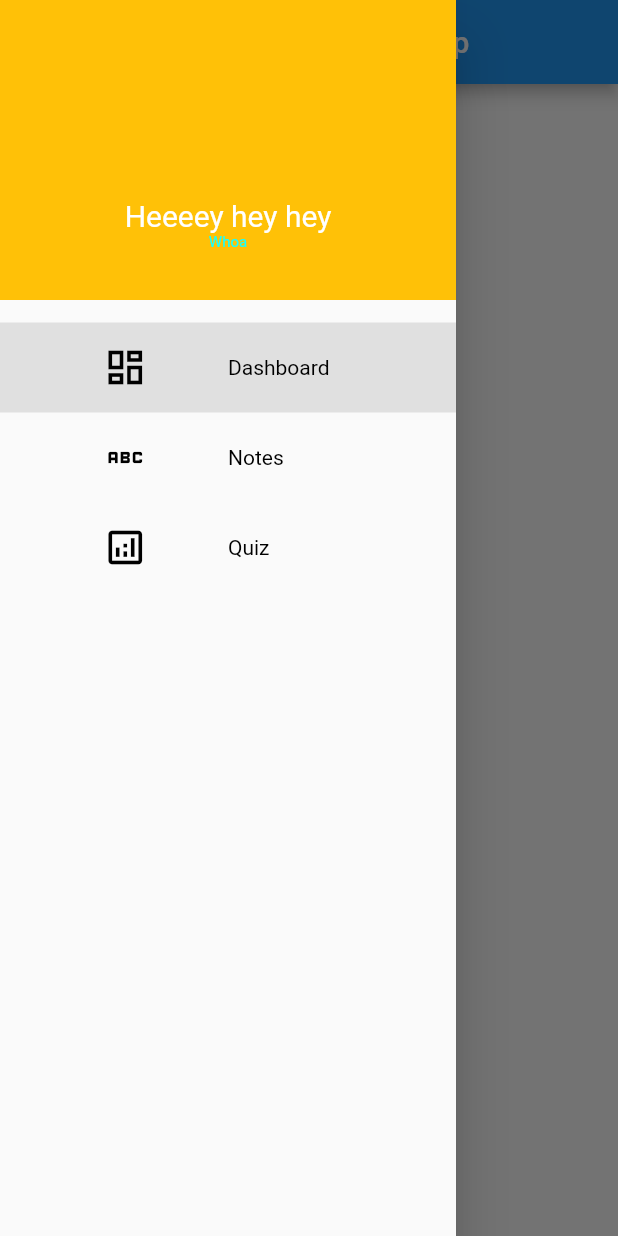
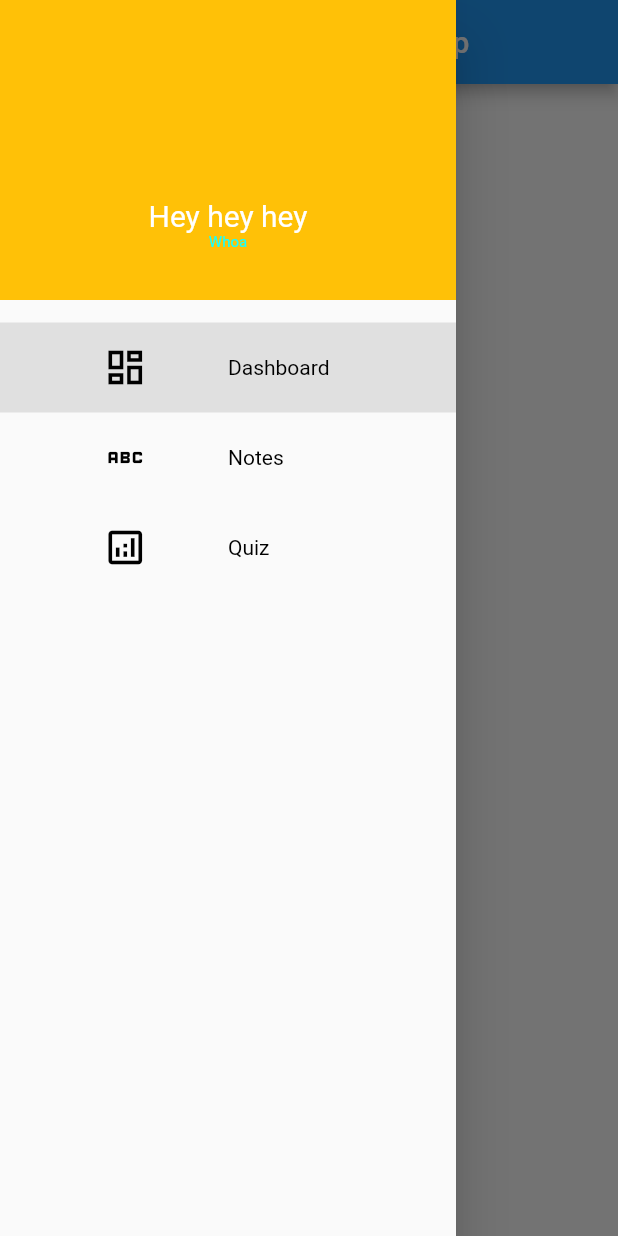
Before and after one commit to ValueTeddy/flutter_project1, a Flutter app: the screen it shows after launch, with the side drawer open, on a phone screen of 412 x 824 dp. Run offline on Flutter 3.47's test engine with Material 2 defaults, Android fonts, the phone set to English and light mode, and no system bars.

Commit message:
good commit

```diff
--- a/lib/HeaderDrawer.dart
+++ b/lib/HeaderDrawer.dart
@@ -1,30 +1,32 @@
 import 'package:flutter/material.dart';
 
 class HeaderDrawer extends StatefulWidget {
+  const HeaderDrawer({Key? key}) : super(key: key);
+
   @override
-  _HeaderDrawerState createState() => _HeaderDrawerState();
+  HeaderDrawerState createState() => HeaderDrawerState();
 }
 
-class _HeaderDrawerState extends State<HeaderDrawer> {
+class HeaderDrawerState extends State<HeaderDrawer> {
   @override
   Widget build(BuildContext context) {
     return Container(
       color: Colors.amber,
       width: double.infinity,
       height: 200,
-      padding: EdgeInsets.only(top: 20),
+      padding: const EdgeInsets.only(top: 20),
       child: Column(
         mainAxisAlignment: MainAxisAlignment.center,
         children: [
           Container(
-           margin: EdgeInsets.only(bottom: 10),
+           margin: const EdgeInsets.only(bottom: 10),
            height: 70,
-           decoration: BoxDecoration(
+           decoration: const BoxDecoration(
              shape: BoxShape.circle,
            ),
           ),
-        Text("Heeeey hey hey", style: TextStyle(color: Colors.white, fontSize: 20),),
-        Text("Whoa", style: TextStyle(color: Colors.cyanAccent, fontSize: 10),),
+        const Text("Hey hey hey", style: TextStyle(color: Colors.white, fontSize: 20),),
+        const Text("Whoa", style: TextStyle(color: Colors.cyanAccent, fontSize: 10),),
         ],
       ),
     );
--- a/lib/Quiz.dart
+++ b/lib/Quiz.dart
@@ -1,15 +1,15 @@
 import 'package:flutter/material.dart';
 import './result.dart';
 import './constants.dart';
-import './Quiz.dart';
-import './main.dart';
 
 class Quiz extends StatefulWidget {
+  const Quiz({Key? key}) : super(key: key);
+
   @override
-  _QuizState createState() => _QuizState();
+  QuizState createState() => QuizState();
 }
 
-class _QuizState extends State<Quiz> {
+class QuizState extends State<Quiz> {
   var questionIndex = 0;
 
   void answerQuestion() {
--- a/lib/main.dart
+++ b/lib/main.dart
@@ -1,34 +1,36 @@
 import 'package:flutter/material.dart';
 import 'package:flutter_tutorial/Quiz.dart';
-import 'result.dart';
-import 'constants.dart';
 import 'Quiz.dart';
 import 'HeaderDrawer.dart';
 import 'Dashboard.dart';
 
 void main() {
-  runApp(MyApp());
+  runApp(const MyApp());
 }
 
 class MyApp extends StatelessWidget {
+  const MyApp({Key? key}) : super(key: key);
+
   @override
   Widget build(BuildContext context) {
-    return MaterialApp(
+    return const MaterialApp(
       debugShowCheckedModeBanner: false,
       home: HomePage(),
     );
   }
 }
 class HomePage extends StatefulWidget {
+  const HomePage({Key? key}) : super(key: key);
+
   @override
-  _HomePageState createState() => _HomePageState();
+  HomePageState createState() => HomePageState();
 }
-class _HomePageState extends State<HomePage> {
+class HomePageState extends State<HomePage> {
   var currentPage = DrawerSelections.dashboard;
 
   @override
   Widget build(BuildContext context) {
-    var contents;
+    StatefulWidget contents = HomePage();
     if (currentPage == DrawerSelections.dashboard) {
       contents = Dashboard();
     } else if (currentPage == DrawerSelections.quiz) {
@@ -37,20 +39,18 @@ class _HomePageState extends State<HomePage> {
 
     return Scaffold(
         appBar: AppBar(
-          title: Text(
+          title: const Text(
             "What an insanely good app",
           ),
         ),
         body: contents,
         drawer: Drawer(
           child: SingleChildScrollView(
-            child: Container(
-              child: Column(
-                children: [
-                  HeaderDrawer(),
-                  drawerList(),
-                ],
-              ),
+            child: Column(
+              children: [
+                HeaderDrawer(),
+                drawerList(),
+              ],
             ),
           ),
         ),
@@ -59,7 +59,7 @@ class _HomePageState extends State<HomePage> {
 
   Widget drawerList() {
     return Container(
-      padding: EdgeInsets.only(
+      padding: const EdgeInsets.only(
         top: 15,
       ),
       child: Column(
@@ -90,7 +90,7 @@ class _HomePageState extends State<HomePage> {
           });
         },
         child: Padding(
-          padding: EdgeInsets.all(15),
+          padding: const EdgeInsets.all(15),
           child: Row(
             children: [
               Expanded(
@@ -103,7 +103,7 @@ class _HomePageState extends State<HomePage> {
               Expanded(
                   child: Text(
                 title,
-                style: TextStyle(color: Colors.black),
+                style: const TextStyle(color: Colors.black),
               ))
             ],
           ),
--- a/lib/result.dart
+++ b/lib/result.dart
@@ -1,6 +1,8 @@
 import 'package:flutter/material.dart';
 
 class Result extends StatelessWidget {
+  const Result({Key? key}) : super(key: key);
+
   @override
   Widget build(BuildContext context) {
     return const Center(
```
